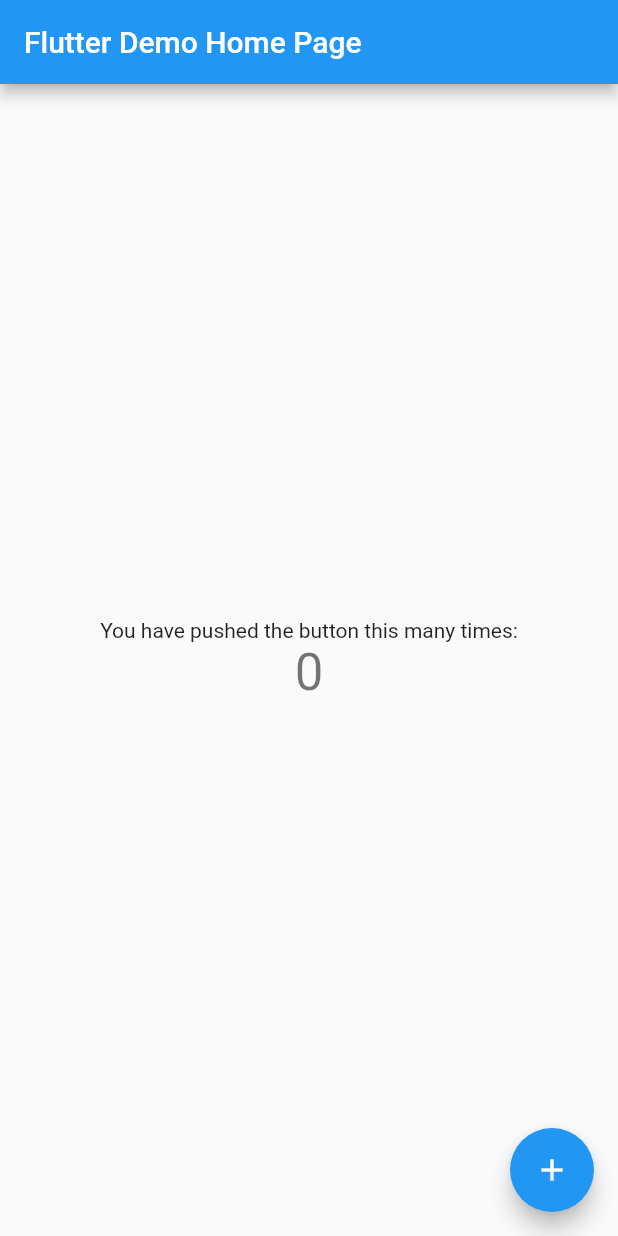
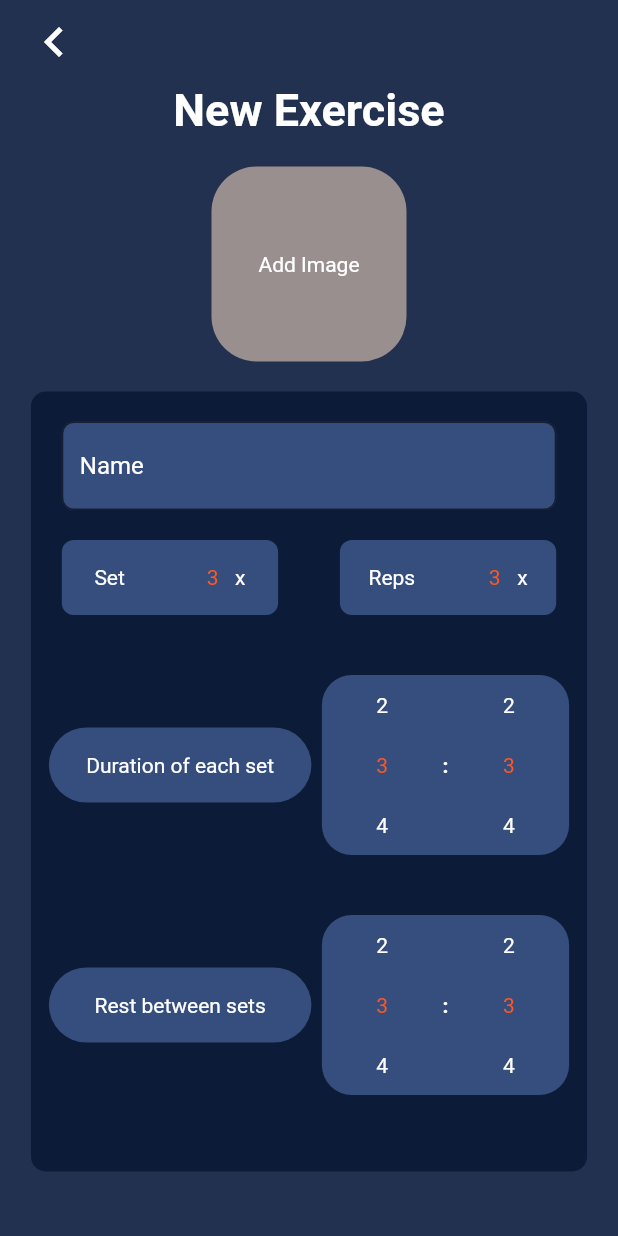
Before and after one commit to striver03/Fitness_App, a Flutter app: the screen it shows after launch, on a phone screen of 412 x 824 dp. Run offline on Flutter 3.47's test engine with Material 2 defaults, Android fonts, the phone set to English and light mode, and no system bars; drawn by our look-alikes of numberpicker.

Commit message:
Add Exercise Screen Phase 1 Completed

```diff
--- /dev/null
+++ b/fitness_app/lib/add_exercise/add_exercise_screen.dart
@@ -0,0 +1,66 @@
+import 'package:flutter/material.dart';
+
+import 'form_card.dart';
+
+class AddExerciseScreen extends StatelessWidget {
+  const AddExerciseScreen({Key? key}) : super(key: key);
+
+  @override
+  Widget build(BuildContext context) {
+    return Scaffold(
+      backgroundColor: Theme.of(context).backgroundColor,
+      appBar: AppBar(
+        elevation: 0,
+        backgroundColor: Colors.transparent,
+        title: Row(
+          children: const <Widget>[
+            Align(
+              alignment: Alignment.centerLeft,
+              child: Icon(
+                Icons.chevron_left,
+                color: Colors.white,
+                size: 40,
+              ),
+            ),
+          ],
+        ),
+      ),
+      body: SafeArea(
+        child: SingleChildScrollView(
+          child: Column(
+            children: <Widget>[
+              const Center(
+                child: Text(
+                  "New Exercise",
+                  style: TextStyle(
+                    color: Colors.white,
+                    fontSize: 30,
+                    fontWeight: FontWeight.bold,
+                  ),
+                ),
+              ),
+              Container(
+                width: 130,
+                height: 130,
+                margin: const EdgeInsets.all(20),
+                decoration: BoxDecoration(
+                  color: const Color.fromRGBO(154, 143, 143, 100),
+                  borderRadius: BorderRadius.circular(30),
+                ),
+                child: const Center(
+                  child: Text(
+                    "Add Image",
+                    style: TextStyle(
+                      color: Colors.white,
+                    ),
+                  ),
+                ),
+              ),
+              const FormCard(),
+            ],
+          ),
+        ),
+      ),
+    );
+  }
+}
--- /dev/null
+++ b/fitness_app/lib/add_exercise/form_card.dart
@@ -0,0 +1,223 @@
+import 'package:flutter/material.dart';
+import 'package:numberpicker/numberpicker.dart';
+
+class FormCard extends StatefulWidget {
+  const FormCard({Key? key}) : super(key: key);
+
+  @override
+  State<FormCard> createState() => _FormCardState();
+}
+
+// Function builder which provides layout of Set and Reps
+Container _buildSetRep(
+  BuildContext ctx,
+  String content,
+  int currVal,
+  void Function(int) process,
+) {
+  return Container(
+    width: MediaQuery.of(ctx).size.width * 0.35,
+    decoration: BoxDecoration(
+      borderRadius: BorderRadius.circular(8),
+      color: Theme.of(ctx).accentColor,
+    ),
+    child: Row(
+      mainAxisAlignment: MainAxisAlignment.spaceAround,
+      children: <Widget>[
+        Text(
+          content,
+          style: const TextStyle(color: Colors.white),
+        ),
+        Row(
+          children: <Widget>[
+            NumberPicker(
+              minValue: 1,
+              maxValue: 99,
+              itemCount: 1,
+              itemWidth: 30,
+              value: currVal,
+              textStyle: const TextStyle(color: Colors.white),
+              selectedTextStyle: const TextStyle(color: Colors.deepOrange),
+              onChanged: process,
+            ),
+            const Text(
+              "x",
+              style: TextStyle(color: Colors.white),
+            ),
+          ],
+        ),
+      ],
+    ),
+  );
+}
+
+// Function builder which provides layout of Duration and Rest
+Container _buildDurationRest(
+  BuildContext ctx,
+  String content,
+  int currVal,
+  void Function(int) process,
+) {
+  return Container(
+    margin: const EdgeInsets.symmetric(vertical: 20, horizontal: 5),
+    child: Row(
+      mainAxisAlignment: MainAxisAlignment.spaceEvenly,
+      children: <Widget>[
+        Container(
+          width: 175,
+          height: 50,
+          decoration: BoxDecoration(
+            color: Theme.of(ctx).accentColor,
+            borderRadius: BorderRadius.circular(40),
+          ),
+          alignment: Alignment.center,
+          child: Padding(
+            padding: const EdgeInsets.all(5),
+            child: Text(
+              content,
+              style: const TextStyle(color: Colors.white),
+            ),
+          ),
+        ),
+        Container(
+          width: MediaQuery.of(ctx).size.width * 0.4,
+          decoration: BoxDecoration(
+            color: Theme.of(ctx).accentColor,
+            borderRadius: BorderRadius.circular(20),
+          ),
+          alignment: Alignment.center,
+          child: Row(
+            mainAxisAlignment: MainAxisAlignment.spaceEvenly,
+            children: <Widget>[
+              NumberPicker(
+                minValue: 00,
+                maxValue: 99,
+                itemWidth: 30,
+                itemHeight: 40,
+                value: currVal,
+                textStyle: const TextStyle(color: Colors.white),
+                selectedTextStyle: const TextStyle(color: Colors.deepOrange),
+                // decoration: ,
+                onChanged: process,
+              ),
+              const Text(
+                ":",
+                style: TextStyle(
+                  color: Colors.white,
+                  fontWeight: FontWeight.bold,
+                ),
+              ),
+              NumberPicker(
+                minValue: 00,
+                maxValue: 99,
+                itemWidth: 30,
+                itemHeight: 40,
+                value: currVal,
+                textStyle: const TextStyle(color: Colors.white),
+                selectedTextStyle: const TextStyle(color: Colors.deepOrange),
+                onChanged: process,
+              ),
+            ],
+          ),
+        ),
+      ],
+    ),
+  );
+}
+
+class _FormCardState extends State<FormCard> {
+  @override
+  Widget build(BuildContext context) {
+    final deviceSize = MediaQuery.of(context).size;
+    int _currentValue = 3;
+    return Container(
+      height: 520,
+      width: deviceSize.width * 0.9,
+      decoration: BoxDecoration(
+        color: Theme.of(context).primaryColor,
+        borderRadius: BorderRadius.circular(10),
+        // boxShadow:
+      ),
+      child: Form(
+        child: SingleChildScrollView(
+          child: Column(
+            children: <Widget>[
+              Container(
+                margin: const EdgeInsets.only(top: 20),
+                width: deviceSize.width * 0.8,
+                child: TextFormField(
+                  decoration: InputDecoration(
+                    hintText: "Name",
+                    hintStyle: const TextStyle(color: Colors.white),
+                    fillColor: Theme.of(context).accentColor,
+                    filled: true,
+                    border: OutlineInputBorder(
+                      borderRadius: BorderRadius.circular(8),
+                    ),
+                  ),
+                ),
+              ),
+              Container(
+                margin: const EdgeInsets.symmetric(vertical: 20),
+                width: deviceSize.width * 0.8,
+                child: Row(
+                  mainAxisAlignment: MainAxisAlignment.spaceBetween,
+                  children: <Widget>[
+                    _buildSetRep(
+                      context,
+                      "Set",
+                      _currentValue,
+                      (value) {
+                        setState(
+                          () {
+                            _currentValue = value;
+                          },
+                        );
+                      },
+                    ),
+                    _buildSetRep(
+                      context,
+                      "Reps",
+                      _currentValue,
+                      (value) {
+                        setState(
+                          () {
+                            _currentValue = value;
+                          },
+                        );
+                      },
+                    ),
+                  ],
+                ),
+              ),
+              _buildDurationRest(
+                context,
+                "Duration of each set",
+                _currentValue,
+                (value) {
+                  setState(
+                    () {
+                      _currentValue = value;
+                    },
+                  );
+                },
+              ),
+              _buildDurationRest(
+                context,
+                "Rest between sets",
+                _currentValue,
+                (value) {
+                  setState(
+                    () {
+                      _currentValue = value;
+                    },
+                  );
+                },
+              ),
+            ],
+          ),
+        ),
+      ),
+    );
+  }
+}
--- a/fitness_app/lib/main.dart
+++ b/fitness_app/lib/main.dart
@@ -1,115 +1,39 @@
 import 'package:flutter/material.dart';
 
-void main() {
-  runApp(const MyApp());
+import 'add_exercise/add_exercise_screen.dart';
+
+void main() => runApp(const MyApp());
+
+class MyApp extends StatefulWidget {
+  const MyApp({Key? key}) : super(key: key);
+
+  @override
+  _MyAppState createState() => _MyAppState();
 }
 
-class MyApp extends StatelessWidget {
-  const MyApp({Key? key}) : super(key: key);
-
-  // This widget is the root of your application.
+class _MyAppState extends State<MyApp> {
   @override
   Widget build(BuildContext context) {
     return MaterialApp(
-      title: 'Flutter Demo',
       theme: ThemeData(
-        // This is the theme of your application.
-        //
-        // Try running your application with "flutter run". You'll see the
-        // application has a blue toolbar. Then, without quitting the app, try
-        // changing the primarySwatch below to Colors.green and then invoke
-        // "hot reload" (press "r" in the console where you ran "flutter run",
-        // or simply save your changes to "hot reload" in a Flutter IDE).
-        // Notice that the counter didn't reset back to zero; the application
-        // is not restarted.
-        primarySwatch: Colors.blue,
+        //   colorScheme: ColorScheme(
+        //       brightness: brightness,
+        //       primary: primary,
+        //       onPrimary: onPrimary,
+        //       secondary:  const Color.fromRGBO(34, 49, 79, 0),
+        //       onSecondary: onSecondary,
+        //       error: error,
+        //       onError: onError,
+        //       background: background,
+        //       onBackground: onBackground,
+        //       surface: surface,
+        //       onSurface: onSurface),
+        // ),
+        backgroundColor: const Color.fromRGBO(34, 49, 79, 100),
+        primaryColor: const Color.fromRGBO(12, 27, 56, 100),
+        accentColor: const Color.fromRGBO(54, 78, 125, 100),
       ),
-      home: const MyHomePage(title: 'Flutter Demo Home Page'),
+      home: const AddExerciseScreen(),
     );
   }
 }
-
-class MyHomePage extends StatefulWidget {
-  const MyHomePage({Key? key, required this.title}) : super(key: key);
-
-  // This widget is the home page of your application. It is stateful, meaning
-  // that it has a State object (defined below) that contains fields that affect
-  // how it looks.
-
-  // This class is the configuration for the state. It holds the values (in this
-  // case the title) provided by the parent (in this case the App widget) and
-  // used by the build method of the State. Fields in a Widget subclass are
-  // always marked "final".
-
-  final String title;
-
-  @override
-  State<MyHomePage> createState() => _MyHomePageState();
-}
-
-class _MyHomePageState extends State<MyHomePage> {
-  int _counter = 0;
-
-  void _incrementCounter() {
-    setState(() {
-      // This call to setState tells the Flutter framework that something has
-      // changed in this State, which causes it to rerun the build method below
-      // so that the display can reflect the updated values. If we changed
-      // _counter without calling setState(), then the build method would not be
-      // called again, and so nothing would appear to happen.
-      _counter++;
-    });
-  }
-
-  @override
-  Widget build(BuildContext context) {
-    // This method is rerun every time setState is called, for instance as done
-    // by the _incrementCounter method above.
-    //
-    // The Flutter framework has been optimized to make rerunning build methods
-    // fast, so that you can just rebuild anything that needs updating rather
-    // than having to individually change instances of widgets.
-    return Scaffold(
-      appBar: AppBar(
-        // Here we take the value from the MyHomePage object that was created by
-        // the App.build method, and use it to set our appbar title.
-        title: Text(widget.title),
-      ),
-      body: Center(
-        // Center is a layout widget. It takes a single child and positions it
-        // in the middle of the parent.
-        child: Column(
-          // Column is also a layout widget. It takes a list of children and
-          // arranges them vertically. By default, it sizes itself to fit its
-          // children horizontally, and tries to be as tall as its parent.
-          //
-          // Invoke "debug painting" (press "p" in the console, choose the
-          // "Toggle Debug Paint" action from the Flutter Inspector in Android
-          // Studio, or the "Toggle Debug Paint" command in Visual Studio Code)
-          // to see the wireframe for each widget.
-          //
-          // Column has various properties to control how it sizes itself and
-          // how it positions its children. Here we use mainAxisAlignment to
-          // center the children vertically; the main axis here is the vertical
-          // axis because Columns are vertical (the cross axis would be
-          // horizontal).
-          mainAxisAlignment: MainAxisAlignment.center,
-          children: <Widget>[
-            const Text(
-              'You have pushed the button this many times:',
-            ),
-            Text(
-              '$_counter',
-              style: Theme.of(context).textTheme.headline4,
-            ),
-          ],
-        ),
-      ),
-      floatingActionButton: FloatingActionButton(
-        onPressed: _incrementCounter,
-        tooltip: 'Increment',
-        child: const Icon(Icons.add),
-      ), // This trailing comma makes auto-formatting nicer for build methods.
-    );
-  }
-}
--- a/fitness_app/pubspec.yaml
+++ b/fitness_app/pubspec.yaml
@@ -34,6 +34,7 @@ dependencies:
   # The following adds the Cupertino Icons font to your application.
   # Use with the CupertinoIcons class for iOS style icons.
   cupertino_icons: ^1.0.2
+  numberpicker: ^2.1.1
 
 dev_dependencies:
   flutter_test:
```
Also changed, not shown: fitness_app/pubspec.lock.
